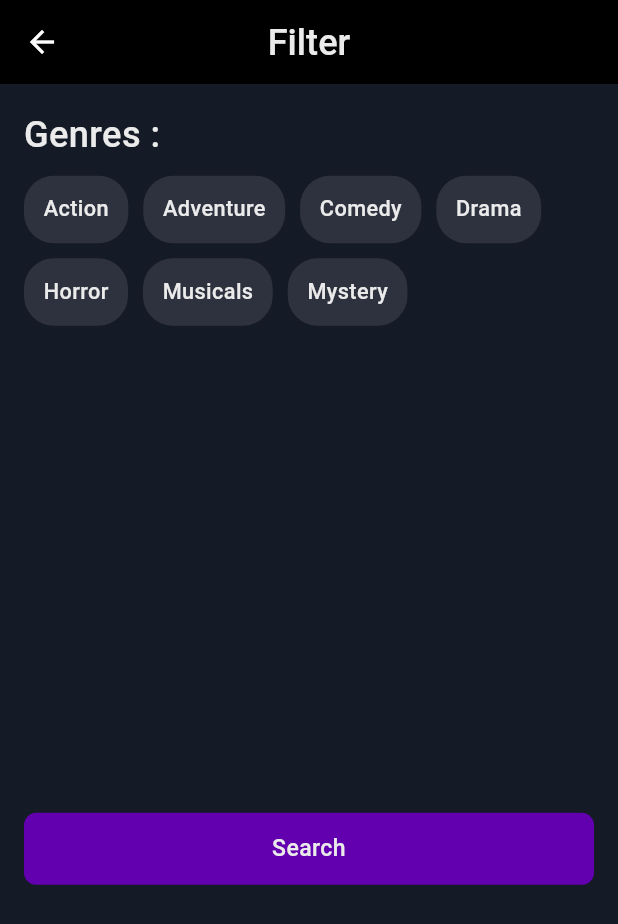
After one commit to Masumraj1/the_cultured_ninja, a Flutter app: the FilterSelectedGenresScreen screen opened by its route, on a phone screen of 412 x 824 dp. The commit adds this screen. Shown: the top 924 px of the screen. Run offline on Flutter 3.47's test engine with Material 3 defaults, Android fonts, the phone set to English and light mode, and no system bars; our stand-ins replace cached_network_image, calendar_date_picker2, carousel_slider, dots_indicator, flutter_screenutil, flutter_spinkit and 8 more; accounts and stored records are empty; network calls fail.

Commit message:
filter screen complete

```diff
--- a/lib/core/app_routes.dart
+++ b/lib/core/app_routes.dart
@@ -9,6 +9,7 @@ import 'package:final_movie/view/screen/authentication/sign_up_screen/sign_up_sc
 import 'package:final_movie/view/screen/authentication/successfully_screen/successfully_screen.dart';
 import 'package:final_movie/view/screen/favorite_screen/favorite_screen.dart';
 import 'package:final_movie/view/screen/filter_screen/filter_screen.dart';
+import 'package:final_movie/view/screen/filter_screen/filter_selected_genres_screen/filter_selected_genres_screen.dart';
 import 'package:final_movie/view/screen/home_screen/home_screen.dart';
 import 'package:final_movie/view/screen/movie_details/movie_details.dart';
 import 'package:final_movie/view/screen/notification_screen/notification_screen.dart';
@@ -61,6 +62,7 @@ static const String allMovies = '/AllMovies';
 static const String actorDetails = '/ActorDetails';
 static const String actorMovie = '/ActorMovie';
 static const String profileScreen = '/ProfileScreen';
+static const String filterSelectedGenresScreen = '/filterSelectedGenresScreen';
 
 
 
@@ -107,6 +109,7 @@ static const String profileScreen = '/ProfileScreen';
     GetPage(name: actorDetails, page: () =>       ActorDetails()),
     GetPage(name: actorMovie, page: () =>        ActorMovie()),
     GetPage(name: profileScreen, page: () =>        const ProfileScreen()),
+    GetPage(name: filterSelectedGenresScreen, page: () =>        const FilterSelectedGenresScreen()),
 
   ];
 }
--- a/lib/core/dependency.dart
+++ b/lib/core/dependency.dart
@@ -1,6 +1,7 @@
 import 'package:final_movie/view/screen/authentication/authentication_controller/authentication_controller.dart';
 import 'package:final_movie/view/screen/calender_screen/calendar_controller/calendar_controller.dart';
 import 'package:final_movie/view/screen/favorite_screen/favorite_controller/favorite_controller.dart';
+import 'package:final_movie/view/screen/filter_screen/filter_controller/filter_controller.dart';
 import 'package:final_movie/view/screen/following_screen/following_controller/following_controller.dart';
 import 'package:final_movie/view/screen/home_screen/home_controller/home_controller.dart';
 import 'package:final_movie/view/screen/profile_screen/profile_controller/profile_controller.dart';
@@ -16,6 +17,7 @@ class DependancyInjection extends Bindings {
     Get.lazyPut(() => FavoriteController(), fenix: true);
     Get.lazyPut(() => FollowingController(), fenix: true);
     Get.lazyPut(() => CalendarController(), fenix: true);
+    Get.lazyPut(() => FilterController(), fenix: true);
 
   }
 }
--- a/lib/utils/app_colors/app_colors.dart
+++ b/lib/utils/app_colors/app_colors.dart
@@ -22,5 +22,6 @@ class AppColors {
   static const Color favoriteContainerTextColor = Color.fromRGBO(235, 235, 235, 1);
   static const Color borderRgb = Color.fromRGBO(250, 240, 202, 0.05);
   static const Color tavChangeColor = Color.fromRGBO(206, 176, 230, 1);
+  static const Color genreUnselectedColor = Color.fromRGBO(239, 230, 247, 0.12);
 
 }
--- a/lib/utils/app_strings/app_strings.dart
+++ b/lib/utils/app_strings/app_strings.dart
@@ -100,6 +100,7 @@ class AppStrings {
   static const addToCalender = 'Add to Calendar';
   static const hisWork = 'His Work';
   static const actorMovies = 'Actor Movies';
+  static const genres = 'Genres :';
 
   ///====================================Remove===========================
   static const welcomeBack = "Welcome back";
--- /dev/null
+++ b/lib/view/screen/filter_screen/filter_controller/filter_controller.dart
@@ -0,0 +1,18 @@
+import 'package:get/get.dart';
+
+class FilterController extends GetxController{
+
+  ///============================Selected genre==================
+  var selectedGenres = <String>[].obs;
+
+  void toggleGenreSelection(String genre) {
+    if (selectedGenres.contains(genre)) {
+      selectedGenres.remove(genre);
+    } else {
+      selectedGenres.add(genre);
+    }
+  }
+
+
+
+}
--- /dev/null
+++ b/lib/view/screen/filter_screen/filter_selected_genres_screen/filter_selected_genres_screen.dart
@@ -0,0 +1,117 @@
+import 'package:final_movie/core/app_routes.dart';
+import 'package:final_movie/utils/app_colors/app_colors.dart';
+import 'package:final_movie/utils/app_strings/app_strings.dart';
+import 'package:final_movie/view/screen/filter_screen/filter_controller/filter_controller.dart';
+import 'package:final_movie/view/widgets/custom_button/custom_button.dart';
+import 'package:final_movie/view/widgets/custom_text/custom_text.dart';
+import 'package:flutter/material.dart';
+import 'package:flutter_screenutil/flutter_screenutil.dart';
+import 'package:get/get.dart';
+
+class FilterSelectedGenresScreen extends StatelessWidget {
+  const FilterSelectedGenresScreen({super.key});
+
+  @override
+  Widget build(BuildContext context) {
+    final FilterController filterController = Get.find<FilterController>();
+    final List<String> genres = [
+      "Action",
+      "Adventure",
+      "Comedy",
+      "Drama",
+      "Horror",
+      "Musicals",
+      "Mystery"
+    ];
+
+    return Scaffold(
+      appBar: AppBar(
+        leading: IconButton(
+          onPressed: () {
+            Get.back();
+          },
+          icon: const Icon(Icons.arrow_back),
+          color: Colors.white,
+        ),
+        backgroundColor: Colors.black,
+        title: CustomText(
+          text: AppStrings.filter,
+          fontWeight: FontWeight.w500,
+          fontSize: 20.sp,
+          color: AppColors.lightWhite,
+        ),
+        centerTitle: true,
+      ),
+      backgroundColor: AppColors.backgroundColor,
+      body: Padding(
+        padding: const EdgeInsets.all(16.0),
+        child: Column(
+          crossAxisAlignment: CrossAxisAlignment.start,
+          children: [
+            ///============================Genres=====================
+            CustomText(
+              text: AppStrings.genres,
+              fontWeight: FontWeight.w500,
+              fontSize: 20.sp,
+              color: AppColors.lightWhite,
+            ),
+            SizedBox(height: 10.h),
+            Wrap(
+              spacing: 10.0,
+              runSpacing: 10.0,
+              children: genres.map((genre) {
+                return GestureDetector(
+                  onTap: () => filterController.toggleGenreSelection(genre),
+                  child: Obx(() {
+                    final bool isSelected =
+                        filterController.selectedGenres.contains(genre);
+                    return Container(
+                      padding: const EdgeInsets.symmetric(
+                          horizontal: 13.0, vertical: 12),
+                      decoration: BoxDecoration(
+                        color: isSelected
+                            ? AppColors.buttonColor
+                            : AppColors.genreUnselectedColor,
+                        borderRadius: BorderRadius.circular(20.0),
+                      ),
+                      child: Row(
+                        mainAxisSize: MainAxisSize.min,
+                        children: [
+                          CustomText(
+                            text: genre,
+                            fontWeight: FontWeight.w500,
+                            fontSize: 12.sp,
+                            color: AppColors.lightWhite,
+                          ),
+                          if (isSelected) const SizedBox(width: 5.0),
+                          if (isSelected)
+                            Icon(
+                              Icons.close,
+                              color: AppColors.lightWhite,
+                              size: 16.sp,
+                            ),
+                        ],
+                      ),
+                    );
+                  }),
+                );
+              }).toList(),
+            ),
+            SizedBox(
+              height: 320.h,
+            ),
+            CustomButton(
+              onTap: () {
+                Get.toNamed(AppRoute.filterScreen
+                );
+              },
+              fillColor: AppColors.buttonColor,
+              title: AppStrings.search,
+              textColor: AppColors.lightWhite,
+            )
+          ],
+        ),
+      ),
+    );
+  }
+}
--- a/lib/view/screen/home_screen/inner_widgets/home_appbar/home_appbar.dart
+++ b/lib/view/screen/home_screen/inner_widgets/home_appbar/home_appbar.dart
@@ -126,7 +126,7 @@ class HomeAppBar extends StatelessWidget {
                 flex: 2,
                 child: InkWell(
                   onTap: (){
-                    Get.toNamed(AppRoute.filterScreen);
+                    Get.toNamed(AppRoute.filterSelectedGenresScreen);
                   },
                   child: Container(
                     height: 55,
```
